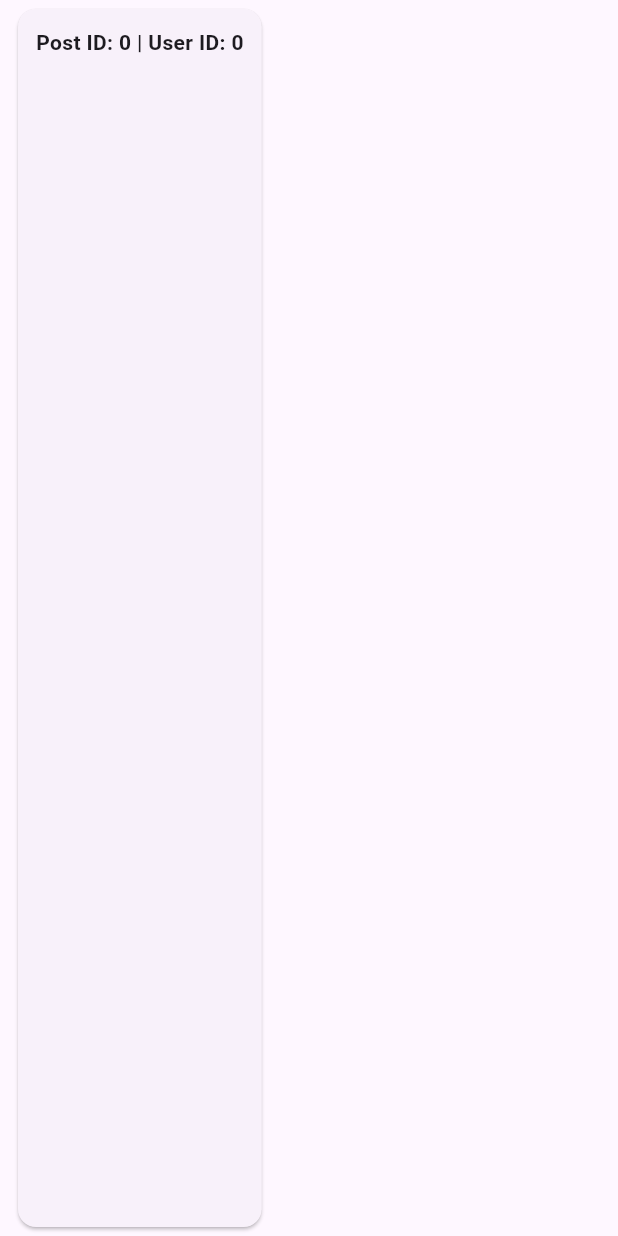
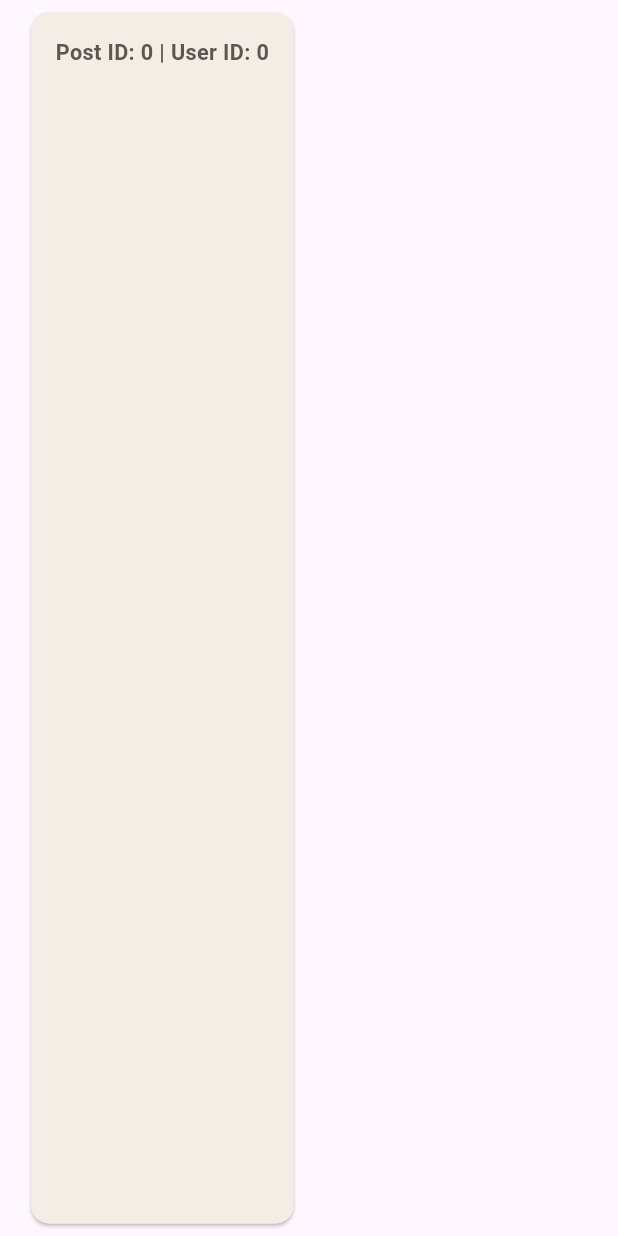
Before and after one commit to Aswindev2023/flutter_post_app, a Flutter app: the PostCard widget shown alone on an empty page, opened directly with empty values, on a phone screen of 412 x 824 dp. Run offline on Flutter 3.47's test engine with Material 3 defaults, Android fonts, the phone set to English and light mode, and no system bars; our stand-ins replace flutter_riverpod, shimmer; network calls fail.

Commit message:
themes updated

```diff
--- /dev/null
+++ b/lib/constants/colors.dart
@@ -0,0 +1,16 @@
+import 'package:flutter/material.dart';
+
+class AppColors {
+  static const Color background = Colors.white; // White background for the app
+
+  // Professional-looking AppBar color - a dark shade for good contrast
+  static const Color appBar = Color(0xFF1E1E1E); // Dark gray / almost black
+
+  static const Color primary = Color(0xFFFCFAF7);
+  static const Color secondary = Color(0xFFF3EDE5);
+  static const Color accent = Color(0xFFE7D7C9);
+  static const Color textPrimary = Color(0xFF3C3C3C);
+  static const Color textSecondary = Color(0xFF5E564F);
+
+  static const Color error = Color(0xFFCC5C5C);
+}
--- a/lib/widgets/post_card.dart
+++ b/lib/widgets/post_card.dart
@@ -1,6 +1,8 @@
 import 'package:flutter/material.dart';
 import '../models/post_model.dart';
+import '../constants/colors.dart';
 
+/// A styled card to display each post item
 class PostCard extends StatelessWidget {
   final PostModel post;
 
@@ -8,22 +10,45 @@ class PostCard extends StatelessWidget {
 
   @override
   Widget build(BuildContext context) {
+    final screenWidth = MediaQuery.of(context).size.width;
+
     return Card(
-      margin: const EdgeInsets.symmetric(horizontal: 12, vertical: 6),
+      color: AppColors.secondary,
+      margin: EdgeInsets.symmetric(
+        horizontal: screenWidth * 0.05,
+        vertical: screenWidth * 0.02,
+      ),
+      shape: RoundedRectangleBorder(borderRadius: BorderRadius.circular(12)),
       child: Padding(
-        padding: const EdgeInsets.all(12),
+        padding: EdgeInsets.all(screenWidth * 0.04),
         child: Column(
           crossAxisAlignment: CrossAxisAlignment.start,
           children: [
-            Text('Post ID: ${post.id} | User ID: ${post.userId}',
-                style:
-                    const TextStyle(fontWeight: FontWeight.bold, fontSize: 14)),
-            const SizedBox(height: 8),
-            Text(post.title,
-                style:
-                    const TextStyle(fontSize: 16, fontWeight: FontWeight.w600)),
-            const SizedBox(height: 6),
-            Text(post.body, style: const TextStyle(fontSize: 14)),
+            Text(
+              'Post ID: ${post.id} | User ID: ${post.userId}',
+              style: TextStyle(
+                fontWeight: FontWeight.bold,
+                fontSize: screenWidth * 0.035,
+                color: AppColors.textSecondary,
+              ),
+            ),
+            SizedBox(height: screenWidth * 0.02),
+            Text(
+              post.title,
+              style: TextStyle(
+                fontSize: screenWidth * 0.045,
+                fontWeight: FontWeight.w600,
+                color: AppColors.textPrimary,
+              ),
+            ),
+            SizedBox(height: screenWidth * 0.015),
+            Text(
+              post.body,
+              style: TextStyle(
+                fontSize: screenWidth * 0.04,
+                color: AppColors.textSecondary,
+              ),
+            ),
           ],
         ),
       ),
```
Also changed, not shown: lib/screens/home_screen.dart (+57 -24 lines), lib/widgets/custom_appbar.dart (added, +22 -0 lines), lib/widgets/post_shimmer.dart (+16 -8 lines).
